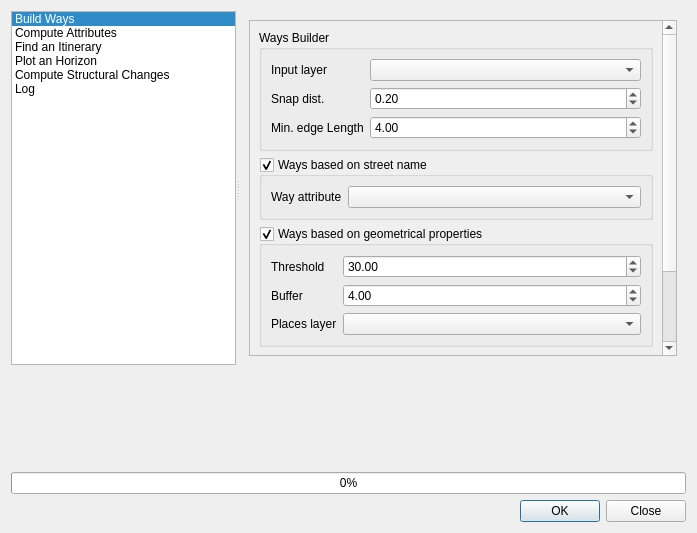
This is src/morpheo/gui/ui/morpheo_dialog.ui in MorphoCity/morpheo-plugin as Qt 5 draws it before an edit. The edited form follows.
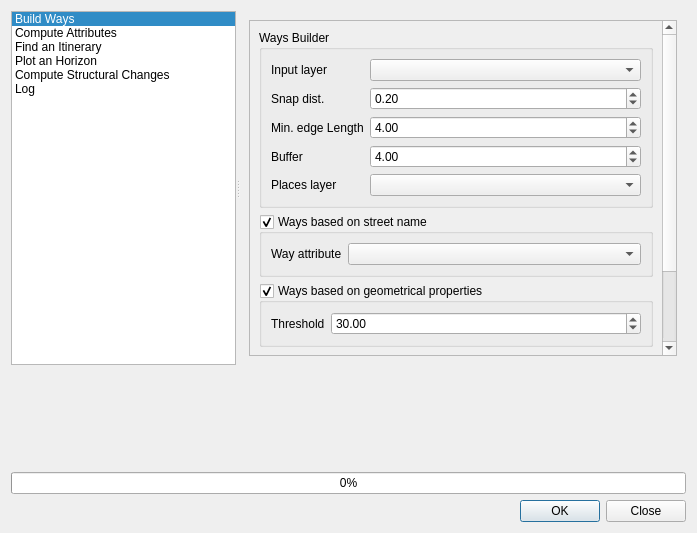
This is the edited form.

Commit message: QGIS Plugin: update ui

The edit to the form file:
```diff
--- a/src/morpheo/gui/ui/morpheo_dialog.ui
+++ b/src/morpheo/gui/ui/morpheo_dialog.ui
@@ -151,7 +151,7 @@
                <rect>
                 <x>0</x>
                 <y>0</y>
-                <width>437</width>
+                <width>412</width>
                 <height>455</height>
                </rect>
               </property>
@@ -233,6 +233,30 @@
                     </property>
                    </widget>
                   </item>
+                  <item row="3" column="0">
+                   <widget class="QLabel" name="lWaysBuilderBuffer">
+                    <property name="text">
+                     <string>Buffer</string>
+                    </property>
+                   </widget>
+                  </item>
+                  <item row="3" column="1">
+                   <widget class="QDoubleSpinBox" name="spxWaysBuilderBuffer">
+                    <property name="value">
+                     <double>4.000000000000000</double>
+                    </property>
+                   </widget>
+                  </item>
+                  <item row="4" column="0">
+                   <widget class="QLabel" name="lWaysBuilderPlacesLayer">
+                    <property name="text">
+                     <string>Places layer</string>
+                    </property>
+                   </widget>
+                  </item>
+                  <item row="4" column="1">
+                   <widget class="QComboBox" name="cbxWaysBuilderPlacesLayer"/>
+                  </item>
                  </layout>
                 </widget>
                </item>
@@ -294,9 +318,6 @@
                   <bool>true</bool>
                  </property>
                  <layout class="QGridLayout" name="gridLayout_3">
-                  <item row="2" column="1">
-                   <widget class="QComboBox" name="cbxWaysBuilderPlacesLayer"/>
-                  </item>
                   <item row="0" column="1">
                    <widget class="QDoubleSpinBox" name="spxWaysBuilderThreshold">
                     <property name="singleStep">
@@ -307,13 +328,6 @@
                     </property>
                    </widget>
                   </item>
-                  <item row="1" column="1">
-                   <widget class="QDoubleSpinBox" name="spxWaysBuilderBuffer">
-                    <property name="value">
-                     <double>4.000000000000000</double>
-                    </property>
-                   </widget>
-                  </item>
                   <item row="0" column="0">
                    <widget class="QLabel" name="lWaysBuilderThreshold">
                     <property name="sizePolicy">
@@ -327,20 +341,6 @@
                     </property>
                    </widget>
                   </item>
-                  <item row="1" column="0">
-                   <widget class="QLabel" name="lWaysBuilderBuffer">
-                    <property name="text">
-                     <string>Buffer</string>
-                    </property>
-                   </widget>
-                  </item>
-                  <item row="2" column="0">
-                   <widget class="QLabel" name="lWaysBuilderPlacesLayer">
-                    <property name="text">
-                     <string>Places layer</string>
-                    </property>
-                   </widget>
-                  </item>
                  </layout>
                 </widget>
                </item>
```
Left out of the diff: 36 changed lines with no effect on the pictures. The commit also changes 1 other file.
